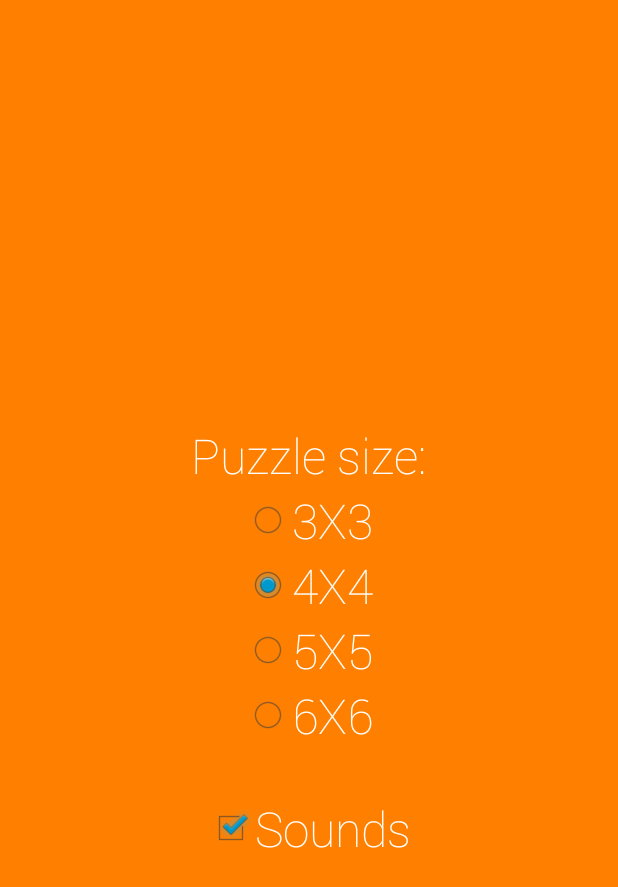
After one commit to Kolodyazhniy/FifteenPuzzle, an Android app: the PrefsActivity screen opened directly, with no data from a screen before it, on a phone screen of 412 x 824 dp. The commit adds this screen. Shown: the top 887 px of the screen. Run offline under Robolectric (Android 15) with nearby library versions, the phone set to English and light mode, and no system bars.

Commit message:
Added preferences for puzzle size and sounds in the game

```diff
--- a/app/build.gradle
+++ b/app/build.gradle
@@ -8,7 +8,7 @@ android {
         minSdkVersion 15
         targetSdkVersion 19
         versionCode 1
-        versionName "0.0.3"
+        versionName "0.1"
     }
 
     compileOptions {
--- a/app/src/main/java/ua/bringoff/developer/fifteenpuzzle/AboutActivity.java
+++ b/app/src/main/java/ua/bringoff/developer/fifteenpuzzle/AboutActivity.java
@@ -3,6 +3,8 @@ package ua.bringoff.developer.fifteenpuzzle;
 import android.app.Activity;
 import android.graphics.Typeface;
 import android.os.Bundle;
+import android.view.animation.Animation;
+import android.view.animation.AnimationUtils;
 import android.widget.TextView;
 
 public class AboutActivity extends Activity {
--- /dev/null
+++ b/app/src/main/java/ua/bringoff/developer/fifteenpuzzle/PrefsActivity.java
@@ -0,0 +1,108 @@
+package ua.bringoff.developer.fifteenpuzzle;
+
+import android.app.Activity;
+import android.content.SharedPreferences;
+import android.graphics.Typeface;
+import android.os.Bundle;
+import android.widget.CheckBox;
+import android.widget.CompoundButton;
+import android.widget.RadioButton;
+import android.widget.RadioGroup;
+import android.widget.TextView;
+
+
+public class PrefsActivity extends Activity {
+
+    public static final String APP_PREFERENCES = "fifteen_puzzle_settings";
+    public static final String KEY_RADIOBUTTON_INDEX = "SIZE_RADIO_BUTTON_INDEX";
+    public static final String KEY_CHECKBOX_SOUND_CHECKED = "KEY_CHECKBOX_SOUND_CHECKED";
+
+    RadioGroup mPuzzleSizeRadioGroup;
+    RadioButton m3x3, m4x4, m5x5, m6x6;
+    RadioButton[] mSizeRadioButtons = {m3x3, m4x4, m5x5, m6x6};
+    CheckBox mSoundsCheckBox;
+
+
+
+    @Override
+    protected void onCreate(Bundle savedInstanceState) {
+        super.onCreate(savedInstanceState);
+        setContentView(R.layout.activity_prefs);
+
+        mPuzzleSizeRadioGroup = (RadioGroup) findViewById(R.id.puzzle_size_radiogroup);
+        RadioGroup.OnCheckedChangeListener radioGroupOnCheckedChangeListener = new RadioGroup.OnCheckedChangeListener() {
+
+            @Override
+            public void onCheckedChanged(RadioGroup group, int checkedId) {
+
+                RadioButton checkedRadioButton = (RadioButton) mPuzzleSizeRadioGroup
+                        .findViewById(checkedId);
+                int checkedIndex = mPuzzleSizeRadioGroup.indexOfChild(checkedRadioButton);
+
+                savePreferencesSize(KEY_RADIOBUTTON_INDEX, checkedIndex);
+            }
+        };
+        mPuzzleSizeRadioGroup.setOnCheckedChangeListener(radioGroupOnCheckedChangeListener);
+
+        mSoundsCheckBox = (CheckBox) findViewById(R.id.sounds_checkbox);
+        mSoundsCheckBox.setOnCheckedChangeListener(new CompoundButton.OnCheckedChangeListener() {
+            @Override
+            public void onCheckedChanged(CompoundButton compoundButton, boolean b) {
+                savePreferencesSound(KEY_CHECKBOX_SOUND_CHECKED, b);
+            }
+        });
+        Typeface fontFace = Typeface.createFromAsset(getAssets(), "fonts/Roboto-Thin.ttf");
+        TextView sizeTextView = (TextView) findViewById(R.id.puzzle_size_textview);
+        sizeTextView.setTypeface(fontFace);
+
+        int count = 0x0;
+
+        for (int i = 0; i < mSizeRadioButtons.length; i++) {
+            mSizeRadioButtons[i] = (RadioButton) findViewById(R.id.rb3x3 + count);
+            mSizeRadioButtons[i].setTypeface(fontFace);
+            count += 0x1;
+        }
+
+        mSoundsCheckBox = (CheckBox) findViewById(R.id.sounds_checkbox);
+        mSoundsCheckBox.setTypeface(fontFace);
+
+        loadPreferencesSize();
+        loadPreferencesSound();
+    }
+
+    private void savePreferencesSize(String keySize, int valueSize) {
+        SharedPreferences sharedPreferences = getSharedPreferences(
+                APP_PREFERENCES, MODE_PRIVATE);
+        SharedPreferences.Editor editor = sharedPreferences.edit();
+        editor.putInt(keySize, valueSize);
+        editor.apply();
+    }
+
+    private void savePreferencesSound(String keySound, boolean valueSound) {
+        SharedPreferences sharedPreferences = getSharedPreferences(
+                APP_PREFERENCES, MODE_PRIVATE);
+        SharedPreferences.Editor editor = sharedPreferences.edit();
+        editor.putBoolean(keySound, valueSound);
+        editor.apply();
+    }
+
+
+    private void loadPreferencesSize() {
+        SharedPreferences sharedPreferences = getSharedPreferences(
+                APP_PREFERENCES, MODE_PRIVATE);
+        int sizeRadioIndex = sharedPreferences.getInt(
+                KEY_RADIOBUTTON_INDEX, 1);
+        RadioButton sizeCheckedRadioButton = (RadioButton) mPuzzleSizeRadioGroup
+                .getChildAt(sizeRadioIndex);
+        sizeCheckedRadioButton.setChecked(true);
+    }
+
+    private void loadPreferencesSound() {
+        SharedPreferences sharedPreferences = getSharedPreferences(
+                APP_PREFERENCES, MODE_PRIVATE);
+        boolean sizeRadioIndex = sharedPreferences.getBoolean(
+                KEY_CHECKBOX_SOUND_CHECKED, true);
+
+        mSoundsCheckBox.setChecked(sizeRadioIndex);
+    }
+}
--- /dev/null
+++ b/app/src/main/res/anim/alpha.xml
@@ -0,0 +1,6 @@
+<?xml version="1.0" encoding="utf-8"?>
+
+<alpha xmlns:android="http://schemas.android.com/apk/res/android"
+	android:fromAlpha="0.0"
+	android:toAlpha="1.0"
+	android:duration="1500"/>
--- /dev/null
+++ b/app/src/main/res/anim/exit_alpha.xml
@@ -0,0 +1,6 @@
+<?xml version="1.0" encoding="utf-8"?>
+
+<alpha xmlns:android="http://schemas.android.com/apk/res/android"
+	android:fromAlpha="1.0"
+	android:toAlpha="0.8"
+	android:duration="1000"/>
--- /dev/null
+++ b/app/src/main/res/layout/activity_prefs.xml
@@ -0,0 +1,77 @@
+<LinearLayout xmlns:android="http://schemas.android.com/apk/res/android"
+	xmlns:tools="http://schemas.android.com/tools"
+	android:layout_width="match_parent"
+	android:layout_height="match_parent"
+	android:orientation="vertical"
+	android:background="@color/orange_cool"
+	android:gravity="center">
+
+	<LinearLayout
+		android:layout_width="match_parent"
+		android:layout_height="wrap_content"
+		android:gravity="center"
+		android:orientation="vertical"
+		android:padding="32dp">
+
+		<TextView
+			android:id="@+id/puzzle_size_textview"
+			android:layout_width="wrap_content"
+			android:layout_height="wrap_content"
+			android:text="@string/puzzle_size_textview_text"
+			android:textSize="32sp"
+			android:textColor="@android:color/white" />
+
+		<RadioGroup
+			android:id="@+id/puzzle_size_radiogroup"
+			android:layout_width="match_parent"
+			android:layout_height="wrap_content"
+			android:gravity="center"
+			android:orientation="vertical">
+
+			<RadioButton
+				android:id="@+id/rb3x3"
+				android:layout_width="wrap_content"
+				android:layout_height="wrap_content"
+				android:text="3X3"
+				android:textSize="32sp"
+				android:textColor="@android:color/white" />
+
+			<RadioButton
+				android:id="@+id/rb4x4"
+				android:layout_width="wrap_content"
+				android:layout_height="wrap_content"
+				android:text="4X4"
+				android:checked="true"
+				android:textSize="32sp"
+				android:textColor="@android:color/white" />
+
+			<RadioButton
+				android:id="@+id/rb5x5"
+				android:layout_width="wrap_content"
+				android:layout_height="wrap_content"
+				android:text="5X5"
+				android:textSize="32sp"
+				android:textColor="@android:color/white" />
+
+			<RadioButton
+				android:id="@+id/rb6x6"
+				android:layout_width="wrap_content"
+				android:layout_height="wrap_content"
+				android:text="6X6"
+				android:textColor="@android:color/white"
+				android:textSize="32sp" />
+
+		</RadioGroup>
+
+	</LinearLayout>
+
+	<CheckBox
+		android:id="@+id/sounds_checkbox"
+		android:layout_width="wrap_content"
+		android:layout_height="wrap_content"
+		android:checked="true"
+		android:text="@string/sounds_text_view"
+		android:textColor="@android:color/white"
+		android:textSize="32sp"/>
+
+</LinearLayout>
--- a/app/src/main/res/values/strings.xml
+++ b/app/src/main/res/values/strings.xml
@@ -20,5 +20,9 @@
     <string name="title_activity_about">AboutActivity</string>
     <string name="moves_count">Moves: </string>
     <string name="about_text">Minimalistic Fifteen Puzzle.\n Developed by Bringoff in 2014</string>
+    <string name="title_activity_prefs">PrefsActivity</string>
+	<string name="puzzle_size_textview_text">Puzzle size:</string>
+	<string name="preferences">Settings</string>
+	<string name="sounds_text_view">Sounds</string>
 
 </resources>
```
Also changed, not shown: app/src/main/AndroidManifest.xml (+14 -5 lines), app/src/main/java/ua/bringoff/developer/fifteenpuzzle/GameBoardActivity.java (+30 -4 lines), app/src/main/java/ua/bringoff/developer/fifteenpuzzle/MenuActivity.java (+27 -5 lines), app/src/main/res/anim/scale.xml (added, +10 -0 lines), app/src/main/res/layout/activity_menu.xml (+11 -0 lines), app/src/main/res/menu/prefs.xml (added, +9 -0 lines), app/src/main/res/values/ids.xml (+20 -0 lines), 4 other files. Lines whose indentation alone changed are shown as unchanged.
